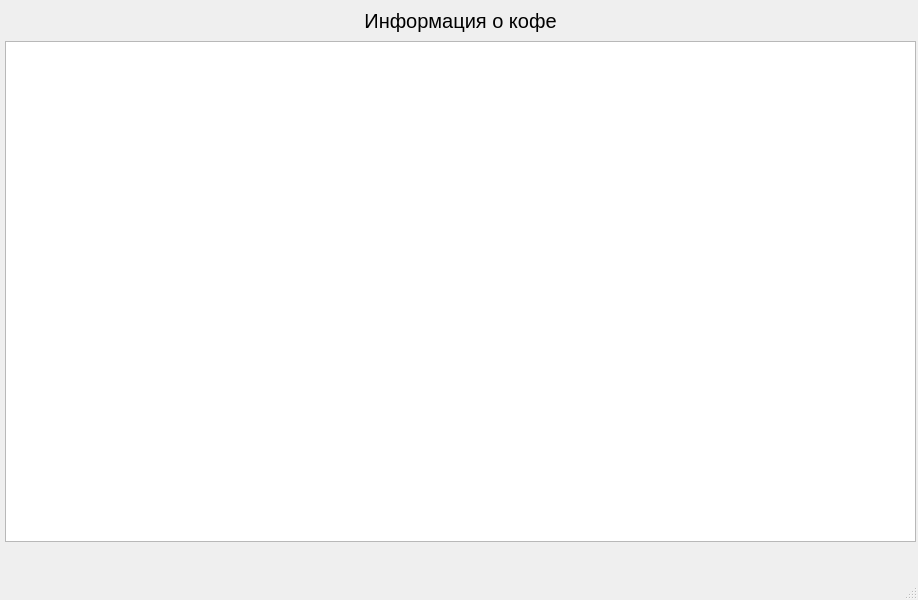
The window that main.ui (Arsbul-hub/drawing_ya) describes before a commit, drawn with Qt 5.
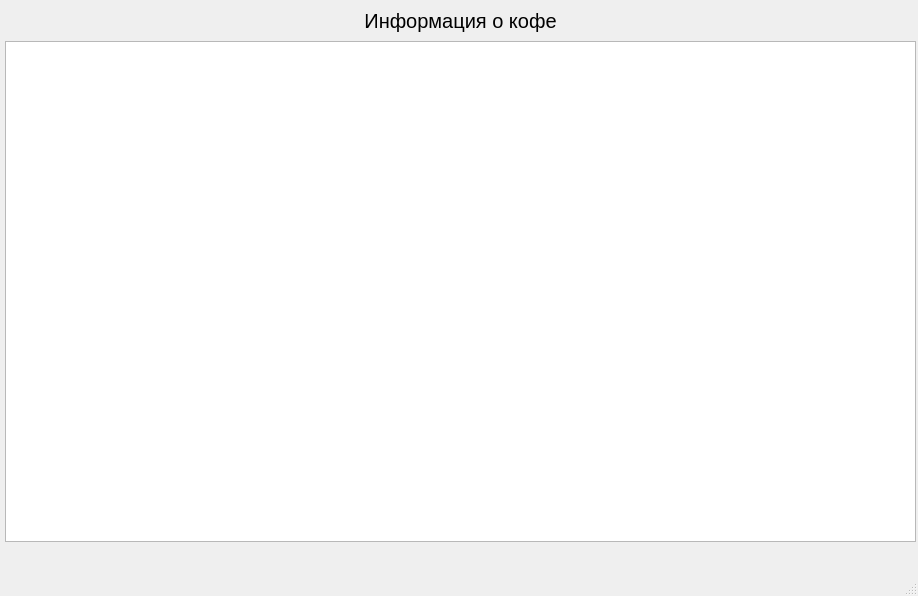
The same window after the commit.

Patch:
```diff
--- a/main.ui
+++ b/main.ui
@@ -7,7 +7,7 @@
     <x>0</x>
     <y>0</y>
     <width>918</width>
-    <height>600</height>
+    <height>596</height>
    </rect>
   </property>
   <property name="windowTitle">
```
